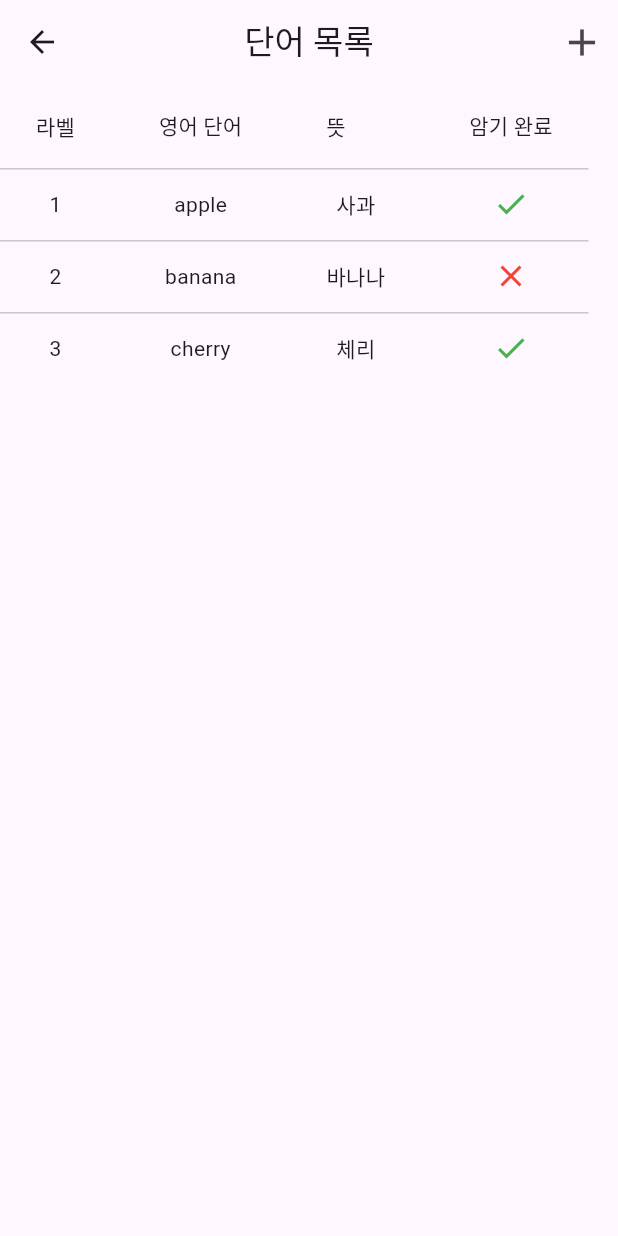
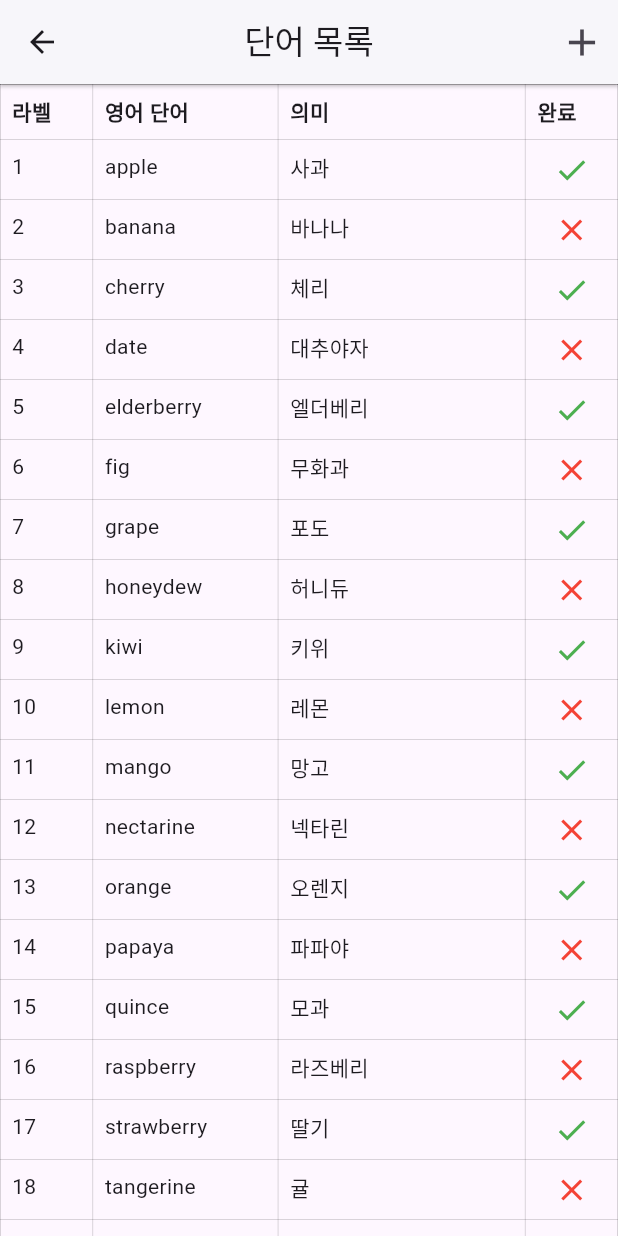
Before and after one commit to hyeonlee717/Infinite_Memory, a Flutter app: the WordListScreen screen opened directly, on a phone screen of 412 x 824 dp. Run offline on Flutter 3.47's test engine with Material 3 defaults, Android fonts, the phone set to English and light mode, and no system bars; our stand-ins replace hive, hive_flutter; accounts and stored records are empty.

Commit message:
datatable말고 table로 변경

```diff
--- a/lib/screen/wordlist_screen.dart
+++ b/lib/screen/wordlist_screen.dart
@@ -5,16 +5,108 @@ class WordListScreen extends StatelessWidget {
 
   @override
   Widget build(BuildContext context) {
+    // 화면 크기 정보 가져오기
+    double screenWidth = MediaQuery.of(context).size.width;
+
     // 예시 데이터
     final List<Map<String, dynamic>> words = [
       {'label': 1, 'english': 'apple', 'meaning': '사과', 'memorized': true},
       {'label': 2, 'english': 'banana', 'meaning': '바나나', 'memorized': false},
       {'label': 3, 'english': 'cherry', 'meaning': '체리', 'memorized': true},
-      // 추가 데이터...
+      {'label': 4, 'english': 'date', 'meaning': '대추야자', 'memorized': false},
+      {
+        'label': 5,
+        'english': 'elderberry',
+        'meaning': '엘더베리',
+        'memorized': true
+      },
+      {'label': 6, 'english': 'fig', 'meaning': '무화과', 'memorized': false},
+      {'label': 7, 'english': 'grape', 'meaning': '포도', 'memorized': true},
+      {'label': 8, 'english': 'honeydew', 'meaning': '허니듀', 'memorized': false},
+      {'label': 9, 'english': 'kiwi', 'meaning': '키위', 'memorized': true},
+      {'label': 10, 'english': 'lemon', 'meaning': '레몬', 'memorized': false},
+      {'label': 11, 'english': 'mango', 'meaning': '망고', 'memorized': true},
+      {
+        'label': 12,
+        'english': 'nectarine',
+        'meaning': '넥타린',
+        'memorized': false
+      },
+      {'label': 13, 'english': 'orange', 'meaning': '오렌지', 'memorized': true},
+      {'label': 14, 'english': 'papaya', 'meaning': '파파야', 'memorized': false},
+      {'label': 15, 'english': 'quince', 'meaning': '모과', 'memorized': true},
+      {
+        'label': 16,
+        'english': 'raspberry',
+        'meaning': '라즈베리',
+        'memorized': false
+      },
+      {
+        'label': 17,
+        'english': 'strawberry',
+        'meaning': '딸기',
+        'memorized': true
+      },
+      {'label': 18, 'english': 'tangerine', 'meaning': '귤', 'memorized': false},
+      {
+        'label': 19,
+        'english': 'ugli fruit',
+        'meaning': '우글리 과일',
+        'memorized': true
+      },
+      {'label': 20, 'english': 'vanilla', 'meaning': '바닐라', 'memorized': false},
+      {
+        'label': 21,
+        'english': 'watermelon',
+        'meaning': '수박',
+        'memorized': true
+      },
+      {'label': 22, 'english': 'xigua', 'meaning': '시과', 'memorized': false},
+      {
+        'label': 23,
+        'english': 'yellow passion fruit',
+        'meaning': '노란 패션프루트',
+        'memorized': true
+      },
+      {
+        'label': 24,
+        'english': 'zucchini',
+        'meaning': '주키니',
+        'memorized': false
+      },
+      {'label': 25, 'english': 'apricot', 'meaning': '살구', 'memorized': true},
+      {
+        'label': 26,
+        'english': 'blackberry',
+        'meaning': '블랙베리',
+        'memorized': false
+      },
+      {
+        'label': 27,
+        'english': 'cantaloupe',
+        'meaning': '칸탈루프',
+        'memorized': true
+      },
+      {
+        'label': 28,
+        'english': 'dragonfruit',
+        'meaning': '용과',
+        'memorized': false
+      },
+      {
+        'label': 29,
+        'english': 'elderflower',
+        'meaning': '엘더플라워',
+        'memorized': true
+      },
+      {'label': 30, 'english': 'fig', 'meaning': '무화과', 'memorized': false},
     ];
 
     return Scaffold(
       appBar: AppBar(
+        elevation: 1,
+        backgroundColor: Colors.white,
+        shadowColor: Colors.black,
         title: const Text('단어 목록'),
         centerTitle: true,
         actions: [
@@ -25,45 +117,68 @@ class WordListScreen extends StatelessWidget {
         ],
       ),
       body: SingleChildScrollView(
-        scrollDirection: Axis.vertical,
-        child: DataTable(
-          columns: const [
-            DataColumn(
-              label: Text('라벨'),
+        scrollDirection: Axis.vertical, // 수직 스크롤만 허용
+        child: Table(
+          border: TableBorder.all(color: Colors.black, width: 0.1),
+          columnWidths: {
+            0: FixedColumnWidth(screenWidth * 0.15), // 전체 너비의 10%로 설정
+            1: FixedColumnWidth(screenWidth * 0.3), // 전체 너비의 30%로 설정
+            2: FixedColumnWidth(screenWidth * 0.4), // 전체 너비의 40%로 설정
+            3: FixedColumnWidth(screenWidth * 0.15), // 전체 너비의 20%로 설정
+          },
+          children: [
+            // 헤더
+            const TableRow(
+              children: [
+                TableCell(
+                    child: Padding(
+                        padding: EdgeInsets.all(8.0),
+                        child: Text('라벨',
+                            style: TextStyle(fontWeight: FontWeight.bold)))),
+                TableCell(
+                    child: Padding(
+                        padding: EdgeInsets.all(8.0),
+                        child: Text('영어 단어',
+                            style: TextStyle(fontWeight: FontWeight.bold)))),
+                TableCell(
+                    child: Padding(
+                        padding: EdgeInsets.all(8.0),
+                        child: Text('의미',
+                            style: TextStyle(fontWeight: FontWeight.bold)))),
+                TableCell(
+                    child: Padding(
+                        padding: EdgeInsets.all(8.0),
+                        child: Text('완료',
+                            style: TextStyle(fontWeight: FontWeight.bold)))),
+              ],
             ),
-            DataColumn(
-              label: Text('영어 단어'),
-            ),
-            DataColumn(
-              label: Text('뜻'),
-            ),
-            DataColumn(
-              label: Text('암기 완료'),
-            ),
+            // 데이터 행
+            for (var word in words)
+              TableRow(
+                children: [
+                  TableCell(
+                      child: Padding(
+                          padding: const EdgeInsets.all(8.0),
+                          child: Text(word['label'].toString()))),
+                  TableCell(
+                      child: Padding(
+                          padding: const EdgeInsets.all(8.0),
+                          child: Text(word['english']))),
+                  TableCell(
+                      child: Padding(
+                          padding: const EdgeInsets.all(8.0),
+                          child: Text(word['meaning']))),
+                  TableCell(
+                      child: Padding(
+                          padding: const EdgeInsets.all(8.0),
+                          child: Icon(
+                              word['memorized'] ? Icons.check : Icons.close,
+                              color: word['memorized']
+                                  ? Colors.green
+                                  : Colors.red))),
+                ],
+              ),
           ],
-          rows: words.map((word) {
-            return DataRow(cells: [
-              DataCell(Align(
-                alignment: Alignment.center,
-                child: Text(word['label'].toString()),
-              )),
-              DataCell(Align(
-                alignment: Alignment.center,
-                child: Text(word['english']),
-              )),
-              DataCell(Align(
-                alignment: Alignment.center,
-                child: Text(word['meaning']),
-              )),
-              DataCell(Align(
-                alignment: Alignment.center,
-                child: Icon(
-                  word['memorized'] ? Icons.check : Icons.close,
-                  color: word['memorized'] ? Colors.green : Colors.red,
-                ),
-              )),
-            ]);
-          }).toList(),
         ),
       ),
     );
```
